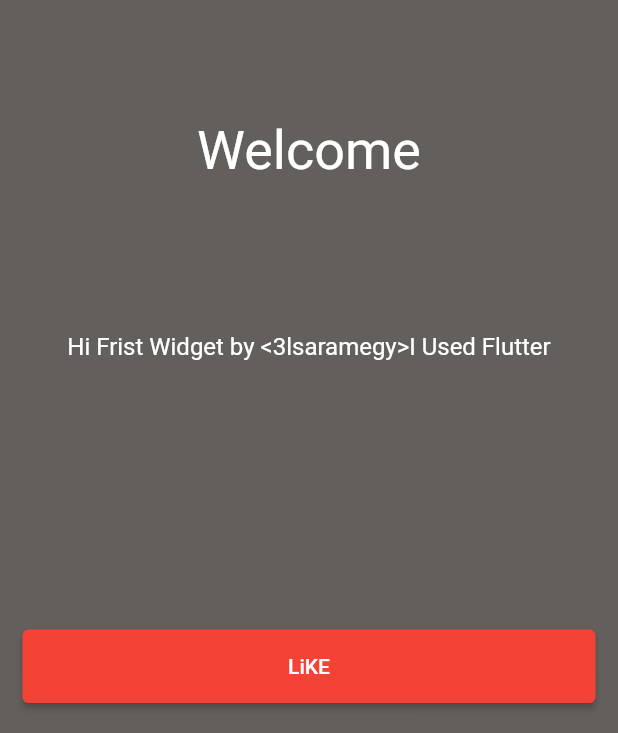
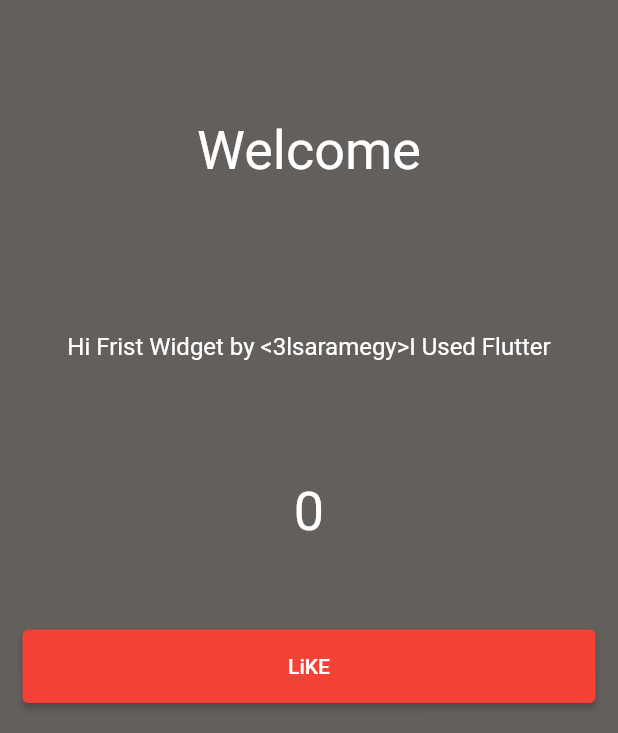
Before and after one commit to Mahmoud-3lsaramegy/wlecome, a Flutter app: the screen it shows after launch, on a phone screen of 412 x 824 dp, the part 503-1236 px from its top. Run offline on Flutter 3.47's test engine with Material 2 defaults, Android fonts, the light colour scheme and no system bars.

Commit message:
add Action to Click

```diff
--- a/lib/hiscreen.dart
+++ b/lib/hiscreen.dart
@@ -1,10 +1,22 @@
-import 'dart:html';
+// Main lip of flutter
+import 'package:flutter/material.dart';
+import 'dart:io';
 
-import 'package:flutter/material.dart';
-import 'package:flutter/material.dart';
+class HI_Screen extends StatefulWidget {
+  const HI_Screen({Key? key}) : super(key: key);
 
-class HI_Screen extends StatelessWidget {
-  const HI_Screen({Key? key}) : super(key: key);
+  @override
+  _HI_ScreenState createState() => _HI_ScreenState();
+}
+
+class _HI_ScreenState extends State<HI_Screen> {
+  int _click = 0;
+
+  void increes() {
+    setState(() {
+      _click++;
+    });
+  }
 
   @override
   Widget build(BuildContext context) {
@@ -57,6 +69,20 @@ class HI_Screen extends StatelessWidget {
                   ),
                 ),
               ),
+              Padding(
+                padding: EdgeInsets.only(
+                  top: 79.6,
+                ),
+                child: Center(
+                  child: Text(
+                    "${_click}",
+                    style: TextStyle(
+                      fontSize: 36,
+                      color: Colors.white,
+                    ),
+                  ),
+                ),
+              ),
             ],
           ),
           Align(
@@ -69,7 +95,7 @@ class HI_Screen extends StatelessWidget {
               ),
               child: SizedBox(
                 child: ElevatedButton(
-                  onPressed: () {},
+                  onPressed: increes,
                   child: Text("LiKE"),
                   style: ButtonStyle(
                     backgroundColor:
@@ -87,19 +113,3 @@ class HI_Screen extends StatelessWidget {
     );
   }
 }
-
-
-
-
-
-
-
-
-
-/*
-          Container(
-            color: const Color.fromARGB(200, 58, 53, 48),
-          ),
-          Column(
-            children: [Image.asset("images/clogo.png"
-            */
```
